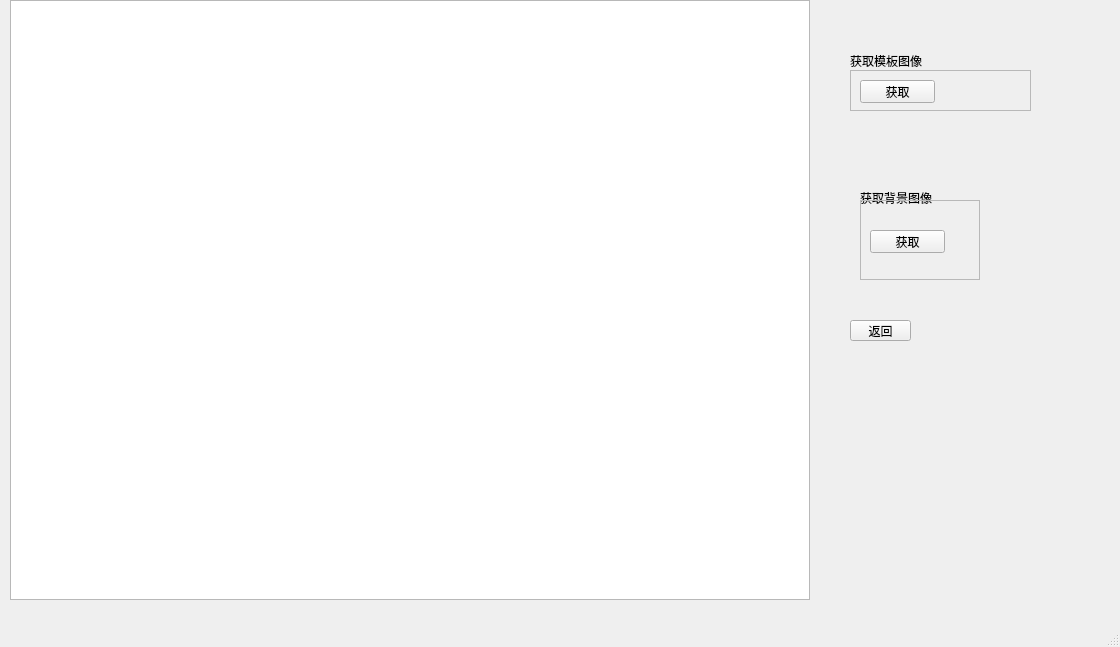
sykzhong/QtCamUse, file QtCamUse2/QtCamUse_move.ui: the form before one commit.
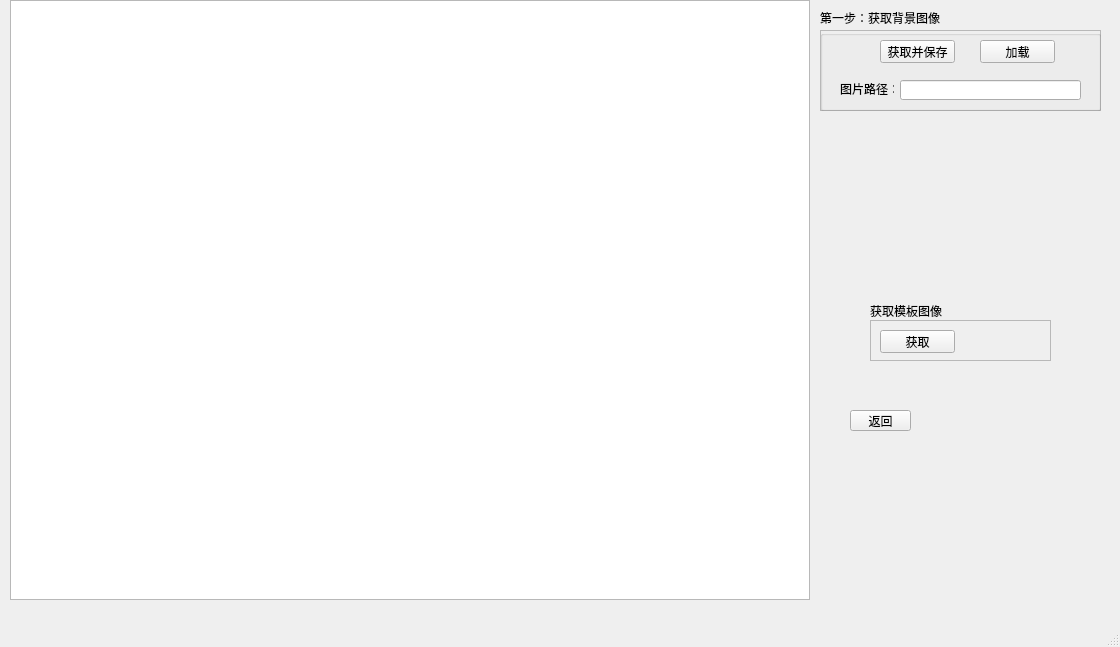
The form after the commit.

Commit message: 修改了背景图像获取的操作过程

```diff
--- a/QtCamUse2/QtCamUse_move.ui
+++ b/QtCamUse2/QtCamUse_move.ui
@@ -27,8 +27,8 @@
    <widget class="QFrame" name="frame">
     <property name="geometry">
      <rect>
-      <x>850</x>
-      <y>70</y>
+      <x>870</x>
+      <y>320</y>
       <width>181</width>
       <height>41</height>
      </rect>
@@ -56,8 +56,8 @@
    <widget class="QLabel" name="label">
     <property name="geometry">
      <rect>
-      <x>850</x>
-      <y>50</y>
+      <x>870</x>
+      <y>300</y>
       <width>81</width>
       <height>21</height>
      </rect>
@@ -70,7 +70,7 @@
     <property name="geometry">
      <rect>
       <x>850</x>
-      <y>320</y>
+      <y>410</y>
       <width>61</width>
       <height>21</height>
      </rect>
@@ -82,23 +82,23 @@
    <widget class="QLabel" name="label_2">
     <property name="geometry">
      <rect>
-      <x>860</x>
-      <y>190</y>
-      <width>81</width>
+      <x>820</x>
+      <y>10</y>
+      <width>121</width>
       <height>16</height>
      </rect>
     </property>
     <property name="text">
-     <string>获取背景图像</string>
+     <string>第一步：获取背景图像</string>
     </property>
    </widget>
    <widget class="QFrame" name="frame_2">
     <property name="geometry">
      <rect>
-      <x>860</x>
-      <y>200</y>
-      <width>120</width>
-      <height>80</height>
+      <x>820</x>
+      <y>30</y>
+      <width>281</width>
+      <height>81</height>
      </rect>
     </property>
     <property name="frameShape">
@@ -107,18 +107,73 @@
     <property name="frameShadow">
      <enum>QFrame::Raised</enum>
     </property>
-    <widget class="QPushButton" name="pushButton_get_as_back">
+    <widget class="QGroupBox" name="groupBox">
      <property name="geometry">
       <rect>
-       <x>10</x>
-       <y>30</y>
-       <width>75</width>
-       <height>23</height>
+       <x>0</x>
+       <y>0</y>
+       <width>281</width>
+       <height>81</height>
       </rect>
      </property>
-     <property name="text">
-      <string>获取</string>
+     <property name="title">
+      <string/>
      </property>
+     <widget class="QPushButton" name="pushButton_get_back_save">
+      <property name="geometry">
+       <rect>
+        <x>60</x>
+        <y>10</y>
+        <width>75</width>
+        <height>23</height>
+       </rect>
+      </property>
+      <property name="text">
+       <string>获取并保存</string>
+      </property>
+     </widget>
+     <widget class="QLabel" name="label_3">
+      <property name="geometry">
+       <rect>
+        <x>20</x>
+        <y>53</y>
+        <width>54</width>
+        <height>12</height>
+       </rect>
+      </property>
+      <property name="text">
+       <string>图片路径：</string>
+      </property>
+     </widget>
+     <widget class="QLineEdit" name="lineEdit_get_back_path">
+      <property name="enabled">
+       <bool>true</bool>
+      </property>
+      <property name="geometry">
+       <rect>
+        <x>80</x>
+        <y>50</y>
+        <width>181</width>
+        <height>20</height>
+       </rect>
+      </property>
+      <property name="acceptDrops">
+       <bool>true</bool>
+      </property>
+     </widget>
+     <widget class="QPushButton" name="pushButton_get_back_load">
+      <property name="geometry">
+       <rect>
+        <x>160</x>
+        <y>10</y>
+        <width>75</width>
+        <height>23</height>
+       </rect>
+      </property>
+      <property name="text">
+       <string>加载</string>
+      </property>
+     </widget>
     </widget>
    </widget>
   </widget>
```
Left out of the diff: 5 changed lines with no effect on the pictures. The commit also changes 29 other files.
